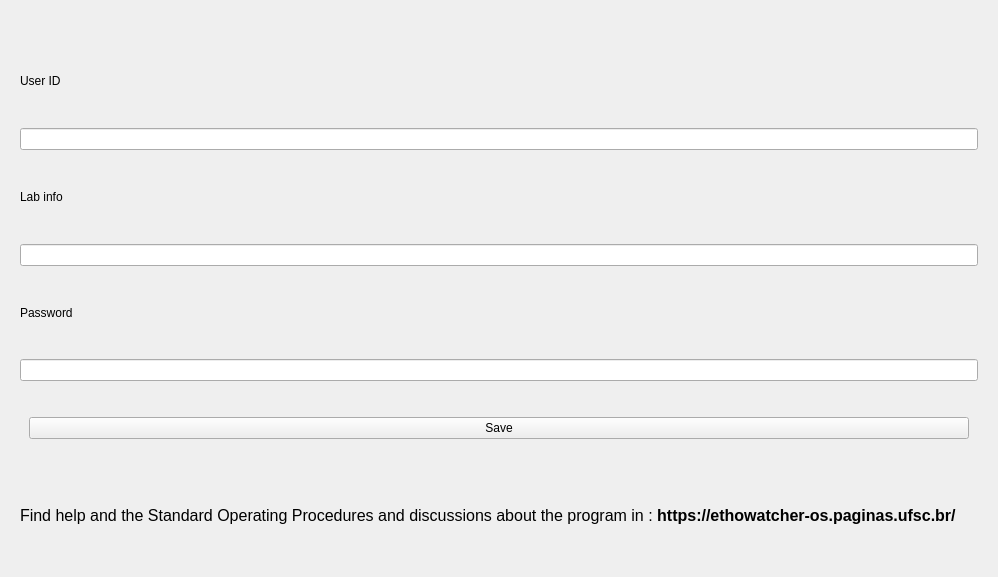
First picture: the form in src/telacadastropessoa.ui, repository EthoWatcher/ethowatcher, before the edit.
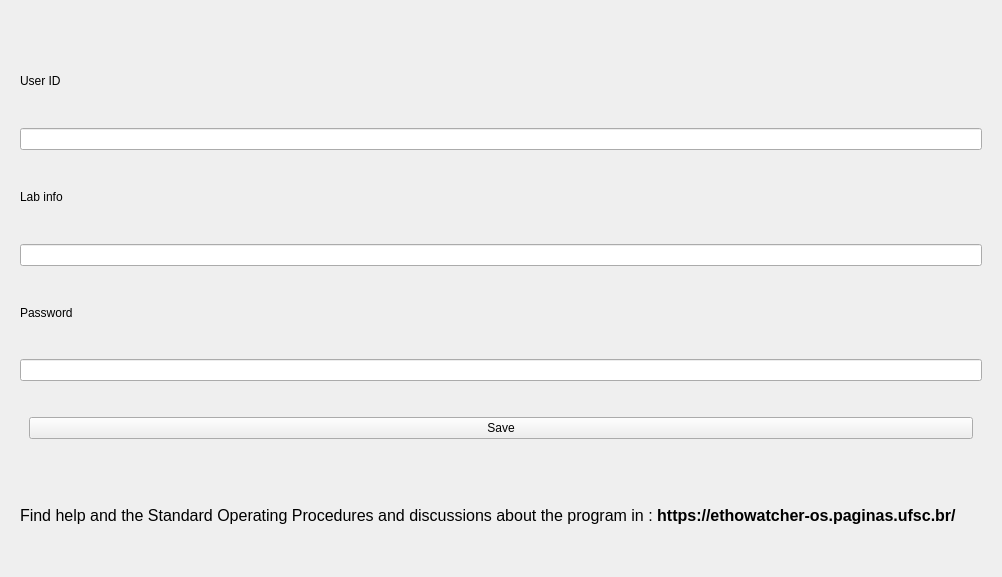
Second picture: the form after the edit. Icons and pictures are not drawn.

Commit message: Arrumando os textos das interfaces gráficas.

Patch:
```diff
--- a/src/telacadastropessoa.ui
+++ b/src/telacadastropessoa.ui
@@ -6,7 +6,7 @@
    <rect>
     <x>0</x>
     <y>0</y>
-    <width>998</width>
+    <width>1002</width>
     <height>577</height>
    </rect>
   </property>
```
Left out of the diff: 2 changed lines with no effect on the pictures. The commit also changes 3 other files.
